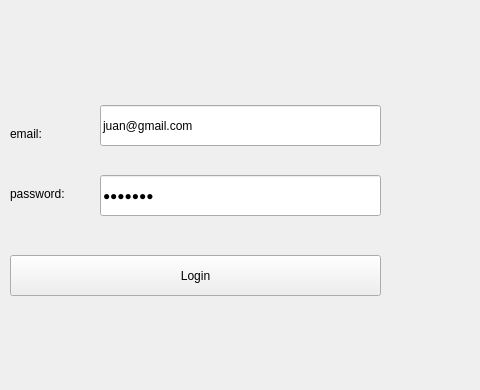
Above: src/views/login.ui from Jjat00/Deptherm-Inspection before the change; both pictures show x 400 to 880 and y 205 to 595 of the 1170 by 595 pixel window. Below: the same form after it.
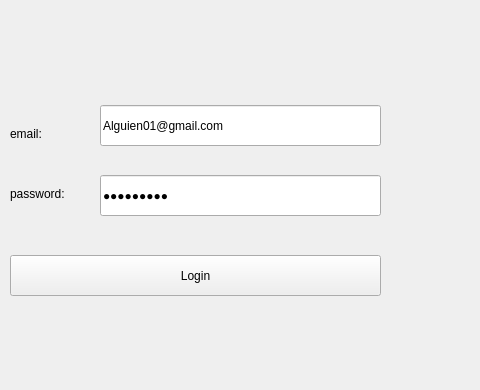
That is the form after the change.

```diff
--- a/src/views/login.ui
+++ b/src/views/login.ui
@@ -36,7 +36,7 @@
     </rect>
    </property>
    <property name="text">
-    <string>juan@gmail.com</string>
+    <string>Alguien01@gmail.com</string>
    </property>
   </widget>
   <widget class="QLineEdit" name="lineEditPassword">
@@ -49,7 +49,7 @@
     </rect>
    </property>
    <property name="text">
-    <string>121d41s</string>
+    <string>password1</string>
    </property>
    <property name="echoMode">
     <enum>QLineEdit::Password</enum>
```
